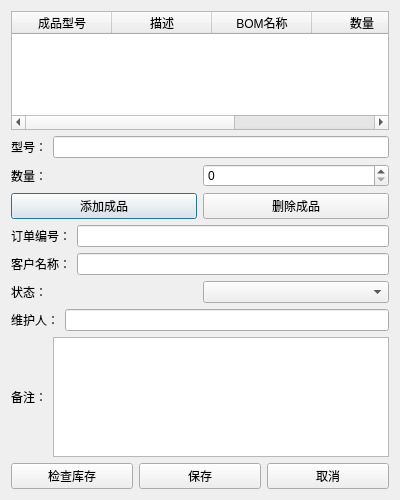
The window that orderdialog.ui (YCX81/ERP) describes before a commit, drawn with Qt 5.
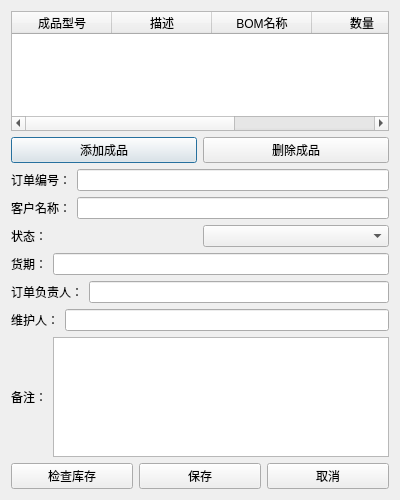
The same window after the commit.

Patch:
```diff
--- a/orderdialog.ui
+++ b/orderdialog.ui
@@ -43,38 +43,6 @@
      </column>
     </widget>
    </item>
-   <item>
-    <layout class="QHBoxLayout" name="productIdLayout">
-     <item>
-      <widget class="QLabel" name="productIdLabel">
-       <property name="text">
-        <string>型号：</string>
-       </property>
-      </widget>
-     </item>
-     <item>
-      <widget class="QLineEdit" name="productIdLineEdit"/>
-     </item>
-    </layout>
-   </item>
-   <item>
-    <layout class="QHBoxLayout" name="quantityLayout">
-     <item>
-      <widget class="QLabel" name="quantityLabel">
-       <property name="text">
-        <string>数量：</string>
-       </property>
-      </widget>
-     </item>
-     <item>
-      <widget class="QSpinBox" name="quantitySpinBox">
-       <property name="maximum">
-        <number>1000000</number>
-       </property>
-      </widget>
-     </item>
-    </layout>
-   </item>
    <item>
     <layout class="QHBoxLayout" name="productButtonLayout">
      <item>
@@ -135,6 +103,34 @@
      </item>
     </layout>
    </item>
+   <item>
+    <layout class="QHBoxLayout" name="deliveryDateLayout">
+     <item>
+      <widget class="QLabel" name="deliveryDateLabel">
+       <property name="text">
+        <string>货期：</string>
+       </property>
+      </widget>
+     </item>
+     <item>
+      <widget class="QLineEdit" name="deliveryDateLineEdit"/>
+     </item>
+    </layout>
+   </item>
+   <item>
+    <layout class="QHBoxLayout" name="orderManagerLayout">
+     <item>
+      <widget class="QLabel" name="orderManagerLabel">
+       <property name="text">
+        <string>订单负责人：</string>
+       </property>
+      </widget>
+     </item>
+     <item>
+      <widget class="QLineEdit" name="orderManagerLineEdit"/>
+     </item>
+    </layout>
+   </item>
    <item>
     <layout class="QHBoxLayout" name="maintainerLayout">
      <item>
```
Left out of the diff: 11 changed lines with no effect on the pictures.
